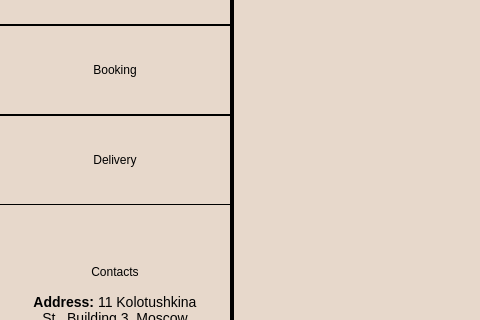
The window that application/mainwindow.ui (redm0unt/OurCafe) describes before a commit, drawn with Qt 5; both pictures show x 0 to 480 and y 295 to 615 of the 1360 by 765 pixel window.
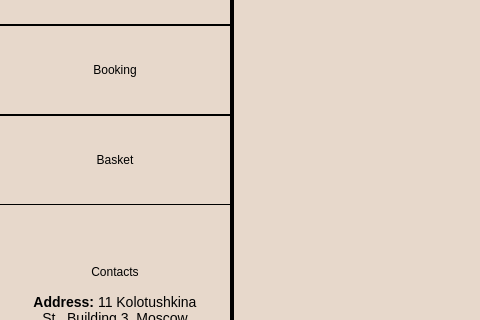
The same window after the commit. Icons and pictures are not drawn.

Commit message: BasketWindow (the first variation) + transactions between all windows

```diff
--- a/application/mainwindow.ui
+++ b/application/mainwindow.ui
@@ -299,7 +299,7 @@
 }</string>
          </property>
          <property name="text">
-          <string>Delivery</string>
+          <string>Basket</string>
          </property>
         </widget>
        </item>
```
Left out of the diff: 2 changed lines with no effect on the pictures. The commit also changes 61 other files.
